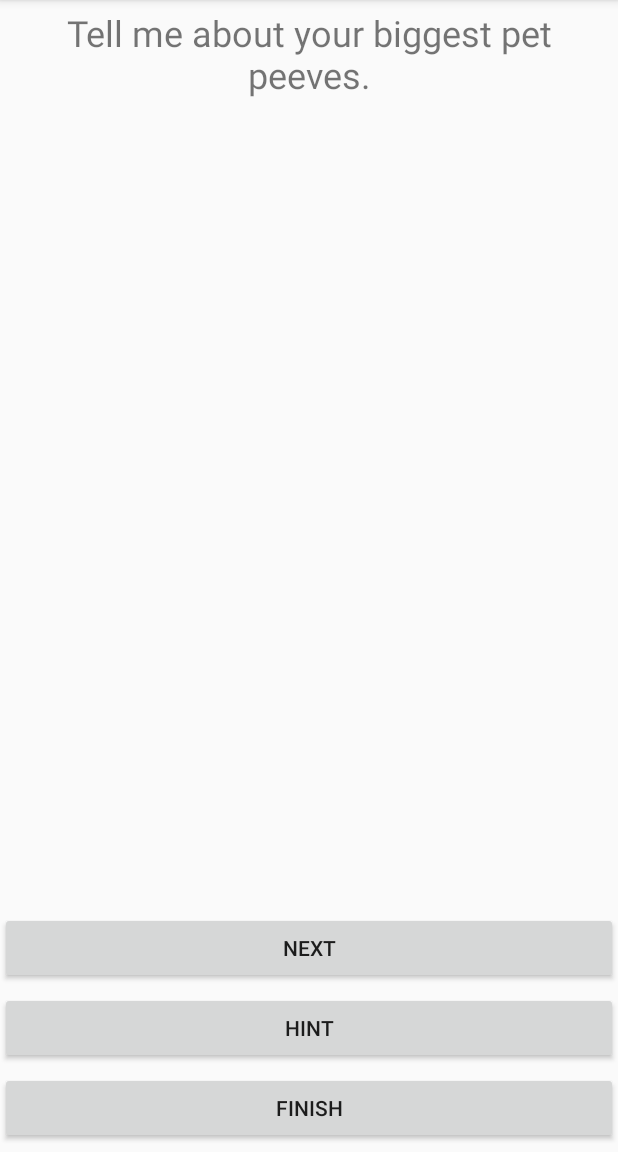
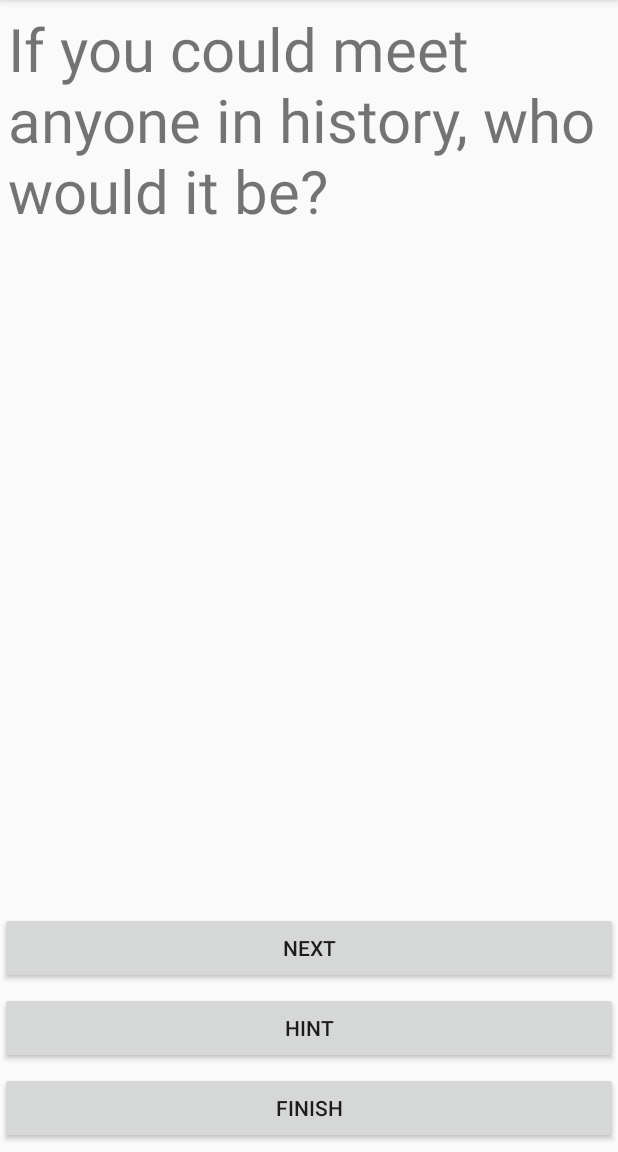
Before and after one commit to sakubs/Eigo-Interviewer, an Android app: the screen it shows after launch (MainActivity), after a tap on "NEXT", on a phone screen of 412 x 824 dp, the part 84-1236 px from its top. Run offline under Robolectric (Android 15) with nearby library versions, the phone set to English and light mode, and no system bars.

Commit message:
dded new strings.

```diff
--- a/app/build.gradle
+++ b/app/build.gradle
@@ -1,7 +1,7 @@
 apply plugin: 'com.android.application'
 
 android {
-    compileSdkVersion 29
+    compileSdkVersion 28
     buildToolsVersion "29.0.2"
     defaultConfig {
         applicationId "com.iwateeikaiwa.eigointerviewer"
--- a/app/src/main/java/com/iwateeikaiwa/eigointerviewer/MainActivity.java
+++ b/app/src/main/java/com/iwateeikaiwa/eigointerviewer/MainActivity.java
@@ -10,6 +10,7 @@ import android.widget.TextView;
 import java.util.ArrayList;
 import java.util.Arrays;
 import java.util.Random;
+
 
 public class MainActivity extends AppCompatActivity {
 
@@ -25,9 +26,7 @@ public class MainActivity extends AppCompatActivity {
         setContentView(R.layout.activity_main);
 
         mQuestions = new ArrayList<String>(
-                Arrays.asList(getResources().getStringArray(R.array.questions)
-                )
-        );
+                Arrays.asList(getResources().getStringArray(R.array.questions)));
 
         mNextButton = (Button) findViewById(R.id.btn_next);
         mHintButton = (Button) findViewById(R.id.btn_hint);
--- a/app/src/main/res/layout/activity_main.xml
+++ b/app/src/main/res/layout/activity_main.xml
@@ -21,13 +21,10 @@
             android:layout_height="wrap_content"
             android:layout_marginBottom="5dp"
             android:layout_alignParentTop="true"
-            android:textAlignment="center"
+            android:layout_centerVertical="true"
+            android:layout_centerHorizontal="true"
+            android:textSize="40dp"
             android:padding="5sp"
-            android:textSize="16sp"
-            android:autoSizeTextType="uniform"
-            android:autoSizeMinTextSize="24sp"
-            android:autoSizeMaxTextSize="100sp"
-            android:autoSizeStepGranularity="2sp"
             android:text=""
             />
         <Button
--- a/app/src/main/res/values/strings.xml
+++ b/app/src/main/res/values/strings.xml
@@ -11,5 +11,24 @@
         <item>How do you like to spend your free time?</item>
         <item>What do you like and/or dislike about living in Japan?</item>
         <item>What would you do if you won the lottery?</item>
+        <item>Where did you grow up?</item>
+        <item>Do you have any pets?</item>
+        <item>Do you have any siblings?</item>
+        <item>Do you know what your name means?</item>
+        <item>What type of phone do you have?</item>
+        <item>What did you do this past weekend?</item>
+        <item>What are your plans for this weekend?</item>
+        <item>What do you like to do in your spare time?</item>
+        <item>What is the first thing you do when you wake up?</item>
+        <item>What is the last thing you do before you go to sleep?</item>
+        <item>What is your middle name?</item>
+        <item>What was the last thing you purchased?</item>
+        <item>What is your favorite holiday?</item>
+        <item>What is your favorite day of the week?</item>
+        <item>If you could meet anyone in history, who would it be?</item>
+        <item>What do you like to do to relax?</item>
+        <item>Are you a saver or a spender?</item>
+        <item>Do you play any instruments?</item>
+
     </string-array>
 </resources>
```
Also changed, not shown: app/src/main/java/com/iwateeikaiwa/eigointerviewer/Question.java (added, +41 -0 lines), app/src/main/java/com/iwateeikaiwa/eigointerviewer/QuestionManager.java (added, +23 -0 lines).
